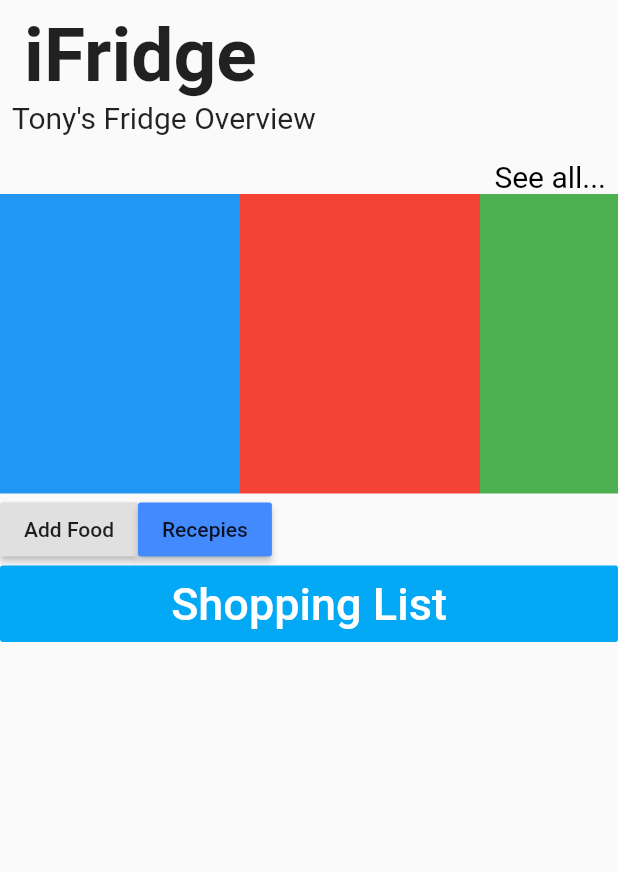
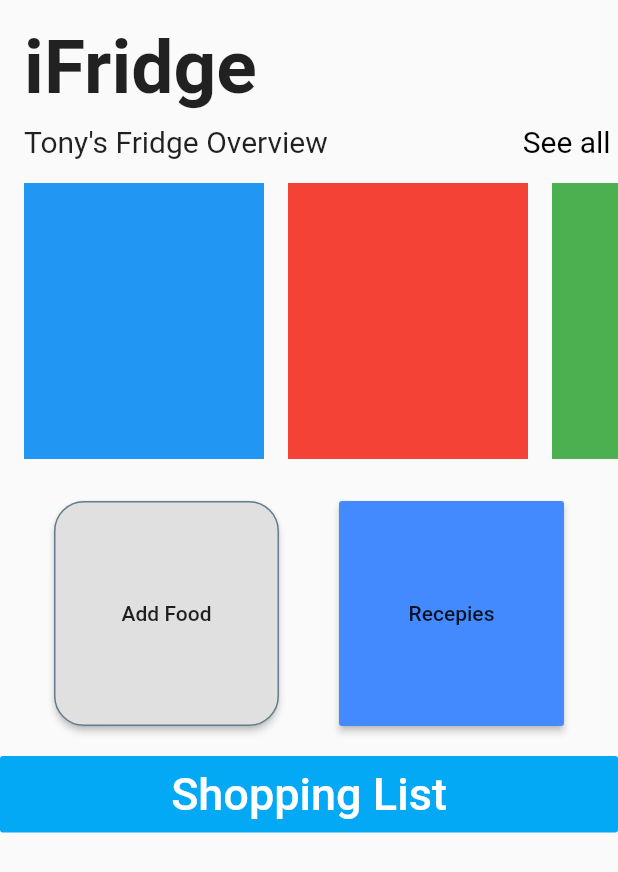
Before and after one commit to tonytyhuang/iFridge, a Flutter app: the HomeScreen screen opened directly, on a phone screen of 412 x 824 dp. Shown: the top 872 px of the screen. Run offline on Flutter 3.47's test engine with Material 2 defaults, Android fonts, the phone set to English and light mode, and no system bars; our stand-ins replace camera, cloud_firestore, firebase_auth; accounts and stored records are empty.

Commit message:
more formatting kms

```diff
--- a/lib/main.dart
+++ b/lib/main.dart
@@ -25,7 +25,7 @@ class MyApp extends StatelessWidget {
       value: AuthService().user,
       child: MaterialApp(
           debugShowCheckedModeBanner: false,
-          home: Welcome(),
+          home: HomeScreen(),
           routes: {
             'loginScreen': (content) => LoginScreen(),
             'shopping_list': (content) => Shopping_List(),
--- a/lib/screens/home_screen.dart
+++ b/lib/screens/home_screen.dart
@@ -15,39 +15,9 @@ class _HomeScreenState extends State<HomeScreen> {
               children: <Widget>[
             _buildTitle(),
             _subtitle(),
-            _seeMore(),
             _horizontalScroll(),
-            new Container(
-                child: new Row(
-              children: <Widget>[
-                new RaisedButton(
-                  child: new Text("Add Food"),
-                  color: Colors.blueAccent[600],
-                  onPressed: () => Navigator.pushNamed(context, 'input_screen'),
-                ),
-                new RaisedButton(
-                    child: new Text("Recepies"),
-                    color: Colors.blueAccent,
-                    onPressed: () =>
-                        Navigator.pushNamed(context, 'input_screen'))
-              ],
-            )),
-            Padding(
-              padding: const EdgeInsets.only(bottom: 20.0),
-              child: FlatButton(
-                color: Colors.lightBlue,
-                textColor: Colors.white,
-                disabledColor: Colors.grey,
-                disabledTextColor: Colors.black,
-                padding: EdgeInsets.all(8.0),
-                splashColor: Colors.blueAccent,
-                onPressed: () => Navigator.pushNamed(context, 'shopping_list'),
-                child: Text(
-                  "Shopping List",
-                  style: TextStyle(fontSize: 30.0),
-                ),
-              ),
-            ),
+            _buildButtons(),
+            _shoppingList(),
           ])),
     );
   }
@@ -55,63 +25,128 @@ class _HomeScreenState extends State<HomeScreen> {
   Widget _horizontalScroll() => Container(
       height: 200.0,
       child: ListView(scrollDirection: Axis.horizontal, children: <Widget>[
-        Container(
-          width: 160.0,
-          color: Colors.blue,
+        Padding(
+          padding:
+              EdgeInsets.only(right: 8.0, top: 8.0, bottom: 8.0, left: 16.0),
+          child: Container(
+            width: 160.0,
+            color: Colors.blue,
+          ),
         ),
-        Container(
-          width: 160.0,
-          color: Colors.red,
+        Padding(
+          padding: const EdgeInsets.all(8.0),
+          child: Container(
+            width: 160.0,
+            color: Colors.red,
+          ),
         ),
-        Container(
-          width: 160.0,
-          color: Colors.green,
+        Padding(
+          padding: const EdgeInsets.all(8.0),
+          child: Container(
+            width: 160.0,
+            color: Colors.green,
+          ),
         ),
-        Container(
-          width: 160.0,
-          color: Colors.orange,
+        Padding(
+          padding: const EdgeInsets.all(8.0),
+          child: Container(
+            width: 160.0,
+            color: Colors.orange,
+          ),
         ),
-        Container(
-          width: 160.0,
-          color: Colors.yellow,
+        Padding(
+          padding: const EdgeInsets.all(8.0),
+          child: Container(
+            width: 160.0,
+            color: Colors.yellow,
+          ),
         ),
-        Container(
-          width: 160.0,
-          color: Colors.teal,
+        Padding(
+          padding: const EdgeInsets.all(8.0),
+          child: Container(
+            width: 160.0,
+            color: Colors.teal,
+          ),
         ),
       ]));
 
   Widget _buildTitle() => Padding(
-        padding: EdgeInsets.only(top: 8.0, left: 16.0),
+        padding: EdgeInsets.only(top: 16.0, left: 16.0),
         child: Text("iFridge",
             textAlign: TextAlign.left,
             style: TextStyle(fontWeight: FontWeight.bold, fontSize: 50.0)),
       );
 
-  Widget _seeMore() => Padding(
-        padding: const EdgeInsets.only(right: 8.0),
-        child: new GestureDetector(
-            onTap: () {
-              Navigator.pushNamed(context, 'all_items');
-            },
-            child: new Text(
-              "See all...",
-              style: TextStyle(color: Colors.black, fontSize: 20.0),
-              textAlign: TextAlign.right,
-            )),
-      );
-
   Widget _subtitle() => Padding(
-        padding: EdgeInsets.only(left: 8.0, bottom: 16),
-        child: Column(
-          crossAxisAlignment: CrossAxisAlignment.start,
+        padding: EdgeInsets.only(left: 16.0, bottom: 8.0, top: 8.0),
+        child: Row(
           children: <Widget>[
             Text(
               "Tony's Fridge Overview",
               style: TextStyle(fontSize: 20.0),
               textAlign: TextAlign.left,
             ),
+            Padding(
+              padding: EdgeInsets.only(left: 130.0),
+              child: new GestureDetector(
+                  onTap: () {
+                    Navigator.pushNamed(context, 'all_items');
+                  },
+                  child: new Text(
+                    "See all",
+                    style: TextStyle(color: Colors.black, fontSize: 20.0),
+                    textAlign: TextAlign.right,
+                  )),
+            ),
           ],
         ),
       );
+  Widget _buildButtons() => new Container(
+          child: new Row(
+        mainAxisAlignment: MainAxisAlignment.center,
+        children: <Widget>[
+          Padding(
+            padding: const EdgeInsets.all(20.0),
+            child: SizedBox(
+              height: 150.0,
+              width: 150.0,
+              child: new RaisedButton(
+                shape: RoundedRectangleBorder(
+                    borderRadius: BorderRadius.circular(20.0),
+                    side: BorderSide(color: Colors.blueGrey)),
+                child: new Text("Add Food"),
+                color: Colors.blueAccent[600],
+                onPressed: () => Navigator.pushNamed(context, 'input_screen'),
+              ),
+            ),
+          ),
+          Padding(
+            padding: const EdgeInsets.all(20.0),
+            child: SizedBox(
+                height: 150.0,
+                width: 150.0,
+                child: new RaisedButton(
+                    child: new Text("Recepies"),
+                    color: Colors.blueAccent,
+                    onPressed: () =>
+                        Navigator.pushNamed(context, 'input_screen'))),
+          )
+        ],
+      ));
+  Widget _shoppingList() => Padding(
+        padding: const EdgeInsets.only(bottom: 20.0),
+        child: FlatButton(
+          color: Colors.lightBlue,
+          textColor: Colors.white,
+          disabledColor: Colors.grey,
+          disabledTextColor: Colors.black,
+          padding: EdgeInsets.all(8.0),
+          splashColor: Colors.blueAccent,
+          onPressed: () => Navigator.pushNamed(context, 'shopping_list'),
+          child: Text(
+            "Shopping List",
+            style: TextStyle(fontSize: 30.0),
+          ),
+        ),
+      );
 } // End of class
```
